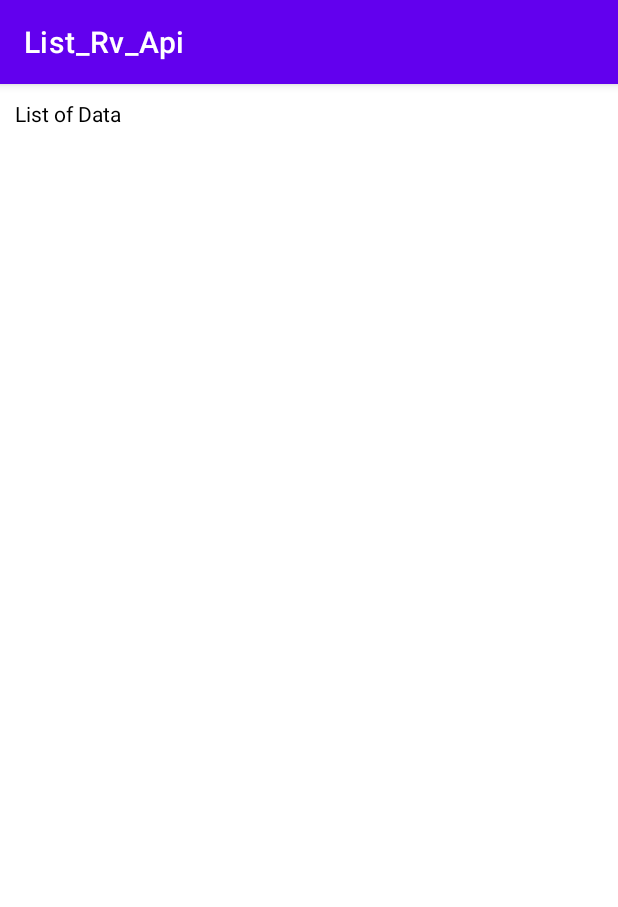
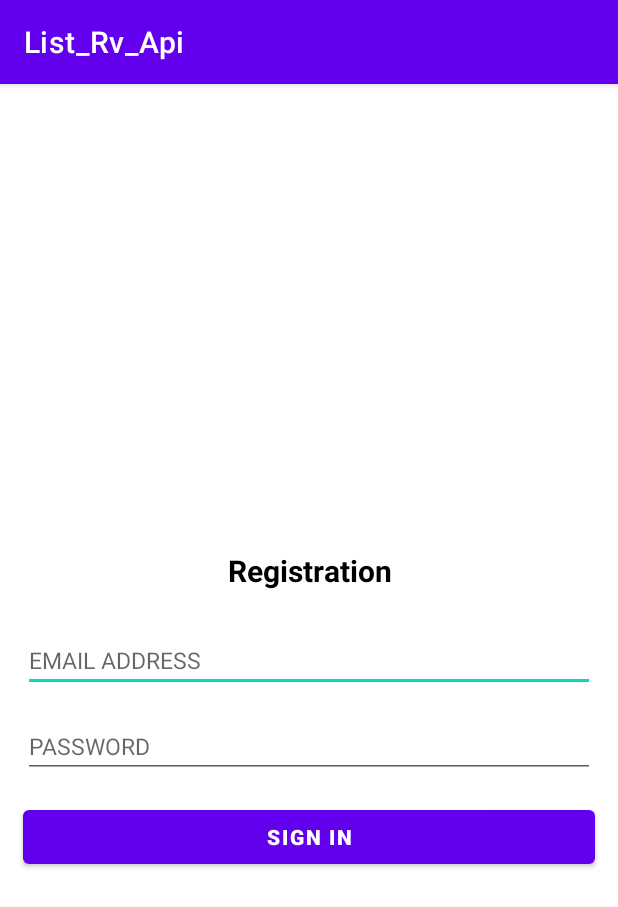
Before and after one commit to Akhilakhi11/List_Rv_Api, an Android app: the screen it shows after launch (MainActivity before the commit, Activity3 after it), on a phone screen of 412 x 824 dp. Shown: the top 907 px of the screen. Run offline under Robolectric (Android 15) with nearby library versions, the phone set to English and light mode, and no system bars; our stand-ins replace ButterKnife.

Commit message:
Navigating to new screen with data by clicking an item in recycler view Glide library Parcelable POST method

```diff
--- a/app/build.gradle
+++ b/app/build.gradle
@@ -57,4 +57,6 @@ dependencies {
 
     implementation 'org.parceler:parceler-api:1.1.12'
     annotationProcessor 'org.parceler:parceler:1.1.12'
+
+    implementation 'com.google.android.material:material:1.2.1'
 }
--- a/app/src/main/java/com/example/list_rv_api/Activity2.java
+++ b/app/src/main/java/com/example/list_rv_api/Activity2.java
@@ -2,6 +2,7 @@ package com.example.list_rv_api;
 
 import androidx.appcompat.app.AppCompatActivity;
 
+import android.content.SharedPreferences;
 import android.os.Bundle;
 import android.view.View;
 import android.widget.ImageView;
@@ -17,8 +18,6 @@ public class Activity2 extends AppCompatActivity {
     ImageView img_details;
     @BindView(R.id.fname_details)
     TextView fname_details;
-    @BindView(R.id.lname_details)
-    TextView lname_details;
     @BindView(R.id.email_details)
     TextView email_details;
     ProductListresponse.DataItem dataItem;
@@ -38,7 +37,6 @@ public class Activity2 extends AppCompatActivity {
 //        }
 
         fname_details.setText(dataItem.getFirstName()+" "+dataItem.getLastName());
-        lname_details.setText(dataItem.getLastName());
         email_details.setText(dataItem.getEmail());
         Glide.with(this).asBitmap().load(dataItem.getAvatar()).into(img_details);
 
--- /dev/null
+++ b/app/src/main/java/com/example/list_rv_api/Activity3.java
@@ -0,0 +1,55 @@
+package com.example.list_rv_api;
+
+import androidx.appcompat.app.AppCompatActivity;
+
+import android.content.Intent;
+import android.content.SharedPreferences;
+import android.os.Bundle;
+import android.view.View;
+import android.widget.Button;
+import android.widget.EditText;
+
+import butterknife.BindView;
+import butterknife.ButterKnife;
+
+public class Activity3 extends AppCompatActivity {
+    @BindView(R.id.edpswd)
+    EditText edpswd;
+    @BindView(R.id.eduser)
+    EditText eduser;
+    @BindView(R.id.btnreg)
+    Button btnreg;
+
+
+    private static final String KEYMAIL = "email";
+    private static final String KEYPSWD = "pswd";
+
+    @Override
+    protected void onCreate(Bundle savedInstanceState) {
+        super.onCreate(savedInstanceState);
+        setContentView(R.layout.activity_3);
+        ButterKnife.bind(this);
+
+        SharedPreferences preferences = getSharedPreferences("SHAREDNAME", MODE_PRIVATE);
+        String email = preferences.getString(KEYMAIL, null);
+        if (email != null) {
+            Intent intent = new Intent(Activity3.this, MainActivity.class);
+            startActivity(intent);
+        }
+
+
+        btnreg.setOnClickListener(new View.OnClickListener() {
+            @Override
+            public void onClick(View view) {
+
+                Intent intent = new Intent(Activity3.this, MainActivity.class);
+                startActivity(intent);
+                SharedPreferences.Editor editor = preferences.edit();
+                editor.putString(KEYMAIL, eduser.getText().toString());
+                editor.putString(KEYPSWD, edpswd.getText().toString());
+                editor.apply();
+
+            }
+        });
+    }
+}
--- a/app/src/main/java/com/example/list_rv_api/RetrofitClient.java
+++ b/app/src/main/java/com/example/list_rv_api/RetrofitClient.java
@@ -1,5 +1,6 @@
 package com.example.list_rv_api;
 
+import retrofit2.Call;
 import retrofit2.Retrofit;
 import retrofit2.converter.gson.GsonConverterFactory;
 
@@ -7,13 +8,14 @@ public class RetrofitClient {
     private static Retrofit retrofit;
     private static String BASE_URL = "https://reqres.in/api/";
 
-    public static Retrofit getRetrofitInstance(){
-        if (retrofit == null){
+    public static Retrofit getRetrofitInstance() {
+
             retrofit = new Retrofit.Builder()
                     .baseUrl(BASE_URL)
                     .addConverterFactory(GsonConverterFactory.create())
                     .build();
+            return retrofit;
         }
-        return retrofit;
+
+
     }
-}
--- /dev/null
+++ b/app/src/main/res/drawable/ic_baseline_message_24.xml
@@ -0,0 +1,5 @@
+<vector android:height="24dp" android:tint="#FFFFFF"
+    android:viewportHeight="24" android:viewportWidth="24"
+    android:width="24dp" xmlns:android="http://schemas.android.com/apk/res/android">
+    <path android:fillColor="@android:color/white" android:pathData="M20,2L4,2c-1.1,0 -1.99,0.9 -1.99,2L2,22l4,-4h14c1.1,0 2,-0.9 2,-2L22,4c0,-1.1 -0.9,-2 -2,-2zM18,14L6,14v-2h12v2zM18,11L6,11L6,9h12v2zM18,8L6,8L6,6h12v2z"/>
+</vector>
--- /dev/null
+++ b/app/src/main/res/layout/activity_3.xml
@@ -0,0 +1,57 @@
+<?xml version="1.0" encoding="utf-8"?>
+<androidx.constraintlayout.widget.ConstraintLayout xmlns:android="http://schemas.android.com/apk/res/android"
+    xmlns:app="http://schemas.android.com/apk/res-auto"
+    xmlns:tools="http://schemas.android.com/tools"
+    android:layout_width="match_parent"
+    android:layout_height="match_parent"
+    tools:context=".Activity3">
+
+
+    <TextView
+        android:id="@+id/title"
+        android:layout_width="match_parent"
+        android:layout_height="wrap_content"
+        android:layout_margin="15dp"
+        android:padding="10dp"
+        android:text="Registration"
+        android:gravity="center"
+        android:textStyle="bold"
+        android:textSize="20sp"
+        android:textColor="@color/black"
+        app:layout_constraintRight_toRightOf="parent"
+        app:layout_constraintLeft_toLeftOf="parent"
+        app:layout_constraintBottom_toTopOf="@id/eduser"
+        />
+
+    <EditText
+        android:id="@+id/eduser"
+        android:layout_width="match_parent"
+        android:layout_height="wrap_content"
+        android:layout_margin="15dp"
+        android:hint="EMAIL ADDRESS"
+        android:textColor="@color/black"
+        android:textSize="15sp"
+        app:layout_constraintTop_toTopOf="parent"
+        app:layout_constraintBottom_toBottomOf="parent"/>
+
+    <EditText
+        android:id="@+id/edpswd"
+        android:layout_width="match_parent"
+        android:layout_height="wrap_content"
+        android:layout_margin="15dp"
+        android:hint="PASSWORD"
+        android:textColor="@color/black"
+        android:textSize="15sp"
+        app:layout_constraintTop_toBottomOf="@id/eduser"/>
+
+    <Button
+        android:id="@+id/btnreg"
+        android:layout_width="match_parent"
+        android:layout_height="wrap_content"
+        android:layout_margin="15dp"
+        android:text="SIGN IN"
+        android:textStyle="bold"
+        app:layout_constraintTop_toBottomOf="@id/edpswd"/>
+
+
+</androidx.constraintlayout.widget.ConstraintLayout>
--- a/app/src/main/res/layout/activity_main.xml
+++ b/app/src/main/res/layout/activity_main.xml
@@ -1,5 +1,5 @@
 <?xml version="1.0" encoding="utf-8"?>
-<LinearLayout xmlns:android="http://schemas.android.com/apk/res/android"
+<androidx.constraintlayout.widget.ConstraintLayout xmlns:android="http://schemas.android.com/apk/res/android"
     xmlns:app="http://schemas.android.com/apk/res-auto"
     xmlns:tools="http://schemas.android.com/tools"
     android:layout_width="match_parent"
@@ -12,19 +12,32 @@
         android:id="@+id/tvname"
         android:layout_width="wrap_content"
         android:layout_height="wrap_content"
-        android:text="List of Data"
+        android:text="List of Names"
         android:textColor="@color/black"
         app:layout_constraintLeft_toLeftOf="parent"
         app:layout_constraintRight_toRightOf="parent"
         app:layout_constraintTop_toTopOf="parent" />
 
+
     <androidx.recyclerview.widget.RecyclerView
         android:id="@+id/rvlist"
         android:layout_width="match_parent"
         android:layout_height="match_parent"
-        android:background="@color/white"
-        android:layout_marginTop="25dp"/>
+        android:layout_marginTop="20dp"
+        android:background="@color/white"/>
+
+    <com.google.android.material.floatingactionbutton.FloatingActionButton
+        android:id="@+id/fabbtn"
+        android:layout_width="wrap_content"
+        android:layout_height="wrap_content"
+        android:layout_margin="15dp"
+        app:fabSize="normal"
+        android:backgroundTint="#00FDF5"
+        android:src="@drawable/ic_baseline_message_24"
+        app:layout_constraintRight_toRightOf="parent"
+        app:layout_constraintBottom_toBottomOf="parent"
+         />
 
 
 
-</LinearLayout>
+</androidx.constraintlayout.widget.ConstraintLayout>
--- a/app/src/main/res/layout/customdesign.xml
+++ b/app/src/main/res/layout/customdesign.xml
@@ -68,4 +68,7 @@
 
 
 
+
+
+
 </androidx.constraintlayout.widget.ConstraintLayout>
```
Also changed, not shown: app/src/main/AndroidManifest.xml (+8 -2 lines), app/src/main/java/com/example/list_rv_api/Activity4.java (added, +68 -0 lines), app/src/main/java/com/example/list_rv_api/Interface_Api.java (+8 -1 lines), app/src/main/java/com/example/list_rv_api/MainActivity.java (+21 -4 lines), app/src/main/java/com/example/list_rv_api/UserRequest.java (added, +28 -0 lines), app/src/main/java/com/example/list_rv_api/UserResponse.java (added, +28 -0 lines), app/src/main/res/layout/activity_2.xml (+0 -9 lines), app/src/main/res/layout/activity_4.xml (added, +74 -0 lines), 1 other file.
